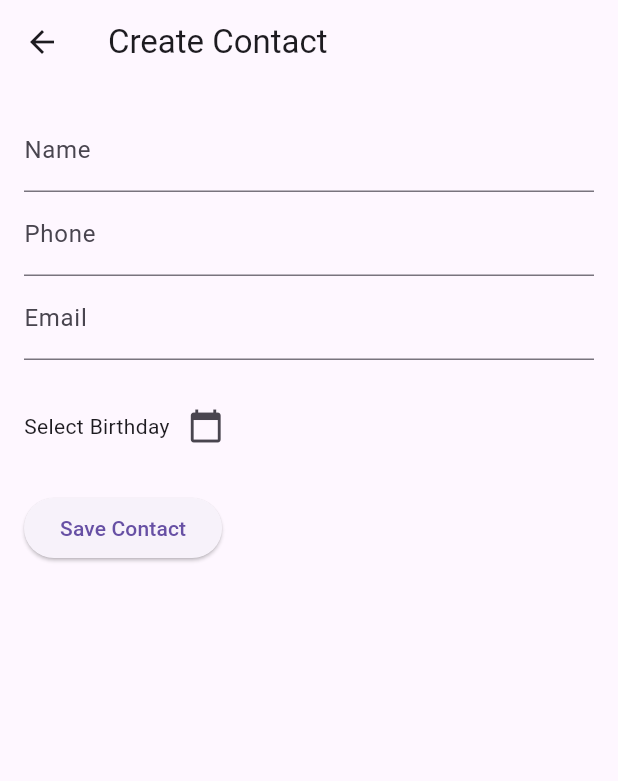
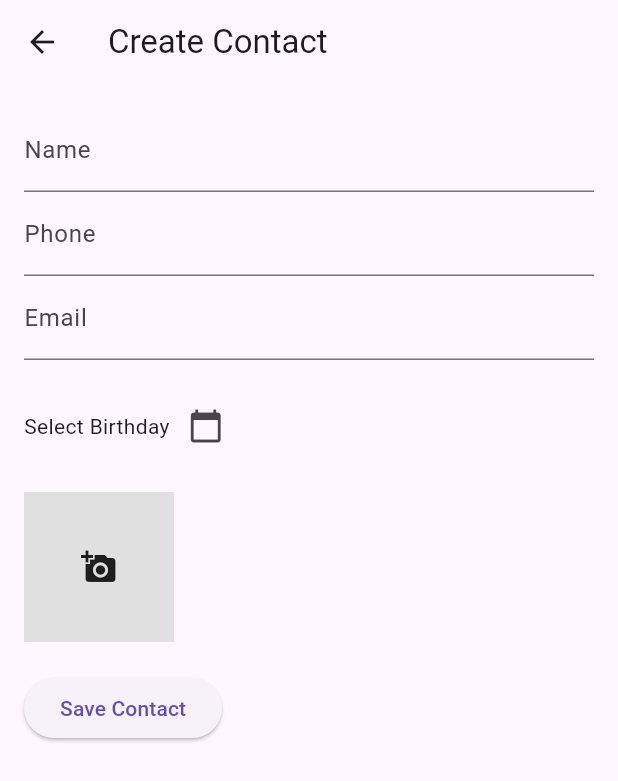
Before and after one commit to GocasPT/AMOV-ContactList, a Flutter app: the screen it shows after launch, after a tap on the "add" icon, on a phone screen of 412 x 824 dp. Shown: the top 781 px of the screen. Run offline on Flutter 3.47's test engine with Material 3 defaults, Android fonts, the phone set to English and light mode, and no system bars; our stand-ins replace image_picker, shared_preferences.

Commit message:
add images

```diff
--- a/lib/main.dart
+++ b/lib/main.dart
@@ -1,4 +1,7 @@
+import 'dart:io';
+
 import 'package:flutter/material.dart';
+import 'package:image_picker/image_picker.dart';
 import 'package:shared_preferences/shared_preferences.dart';
 import 'dart:convert';
 
@@ -180,6 +183,9 @@ class _CreateContactScreenState extends State<CreateContactScreen> {
   late TextEditingController phoneController;
   late TextEditingController emailController;
   DateTime? birthday;
+  XFile? image;
+
+  final ImagePicker _picker = ImagePicker();
 
   @override
   void initState() {
@@ -189,6 +195,9 @@ class _CreateContactScreenState extends State<CreateContactScreen> {
       phoneController = TextEditingController(text: widget.contact!.phone);
       emailController = TextEditingController(text: widget.contact!.email);
       birthday = widget.contact!.birthday;
+      image = widget.contact!.picture != null
+          ? XFile(widget.contact!.picture!)
+          : null;
     } else {
       nameController = TextEditingController();
       phoneController = TextEditingController();
@@ -211,6 +220,14 @@ class _CreateContactScreenState extends State<CreateContactScreen> {
     }
   }
 
+  Future<void> _pickImage() async {
+    final XFile? pickedFile = await _picker.pickImage(source: ImageSource.gallery);
+    if (pickedFile != null) {
+      setState(() {
+        image = pickedFile;
+      });
+    }
+  }
 
   @override
   Widget build(BuildContext context) {
@@ -238,7 +255,7 @@ class _CreateContactScreenState extends State<CreateContactScreen> {
               children: [
                 Text(
                   birthday != null
-                      ? 'Birthday: ${birthday!.toLocal()}'
+                      ? 'Birthday: ${birthday!.toLocal().toString().split(' ')[0]}'
                       : 'Select Birthday',
                 ),
                 IconButton(
@@ -248,6 +265,23 @@ class _CreateContactScreenState extends State<CreateContactScreen> {
               ],
             ),
             SizedBox(height: 20),
+            GestureDetector(
+              onTap: _pickImage,
+              child: image == null
+                  ? Container(
+                height: 100,
+                width: 100,
+                color: Colors.grey[300],
+                child: Icon(Icons.add_a_photo),
+              )
+                  : Image.file(
+                File(image!.path),
+                height: 100,
+                width: 100,
+                fit: BoxFit.cover,
+              ),
+            ),
+            SizedBox(height: 20),
             ElevatedButton(
               onPressed: () {
                 final contact = Contact(
@@ -255,6 +289,7 @@ class _CreateContactScreenState extends State<CreateContactScreen> {
                   phone: phoneController.text,
                   email: emailController.text,
                   birthday: birthday,
+                  picture: image?.path,
                 );
                 widget.onSave(contact);
               },
@@ -295,6 +330,15 @@ class _ViewContactScreenState extends State<ViewContactScreen> {
         child: Column(
           crossAxisAlignment: CrossAxisAlignment.start,
           children: [
+            contact.picture != null
+                ? Image.file(File(contact.picture!), height: 100, width: 100, fit: BoxFit.cover)
+                : Container(
+              height: 100,
+              width: 100,
+              color: Colors.grey[300],
+              child: Icon(Icons.person),
+            ),
+            SizedBox(height: 20),
             Text("Name: ${contact.name}"),
             Text("Phone: ${contact.phone}"),
             Text("Email: ${contact.email}"),
--- a/pubspec.yaml
+++ b/pubspec.yaml
@@ -36,6 +36,7 @@ dependencies:
   # Use with the CupertinoIcons class for iOS style icons.
   cupertino_icons: ^1.0.8
   shared_preferences: ^2.3.5
+  image_picker: ^1.1.2
 
 dev_dependencies:
   flutter_test:
```
Also changed, not shown: pubspec.lock.
